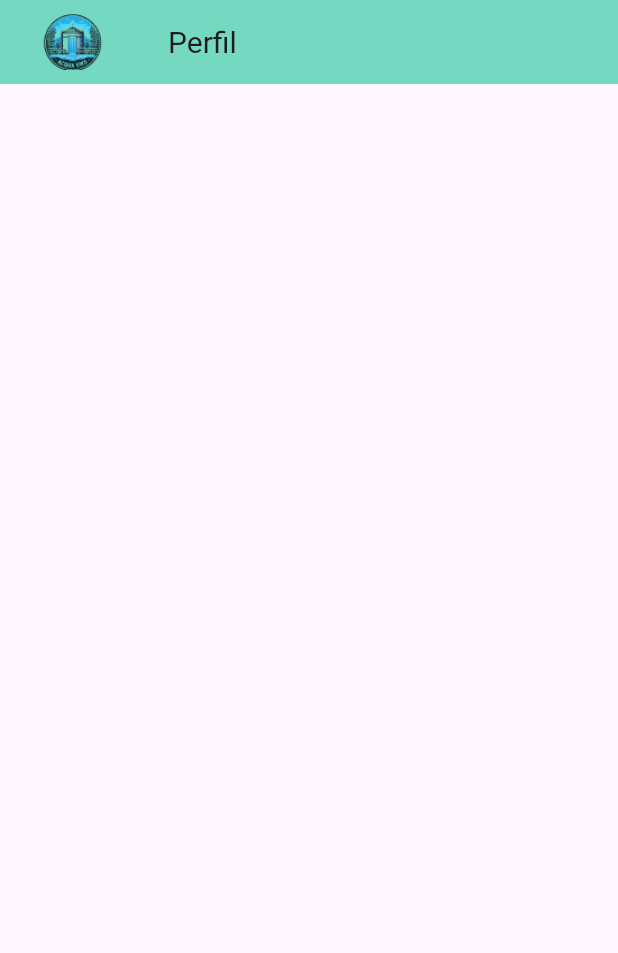
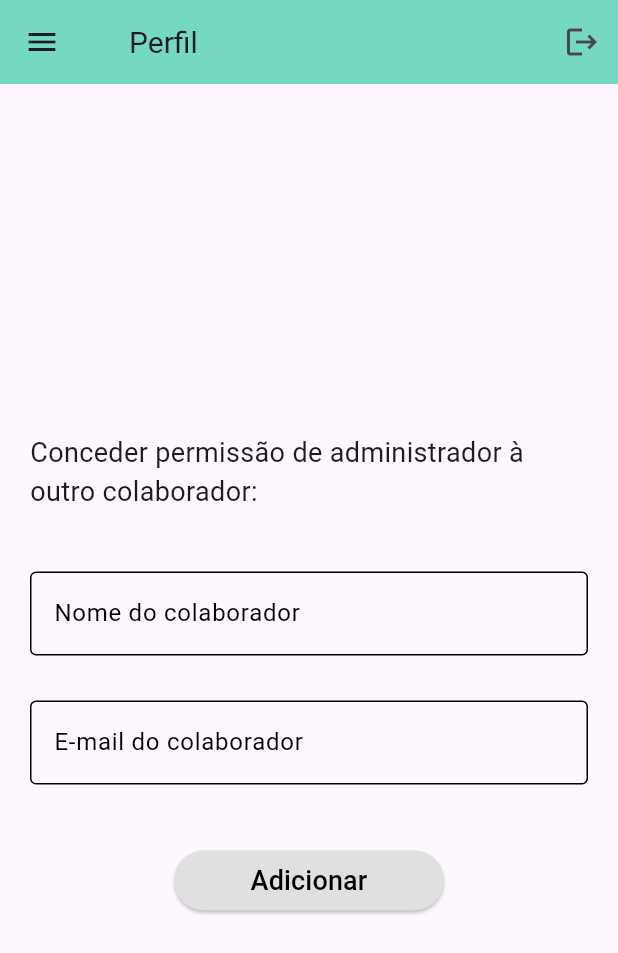
Before and after one commit to GaaDias/PISmartCampus, a Flutter app: the RegisterPage screen opened directly, on a phone screen of 412 x 824 dp. Shown: the top 953 px of the screen. Run offline on Flutter 3.47's test engine with Material 3 defaults, Android fonts, the light colour scheme and no system bars; our stand-ins replace fl_chart; network calls fail.

Commit message:
Update register_page.dart

```diff
--- a/projeto_2024/lib/pages/register_page.dart
+++ b/projeto_2024/lib/pages/register_page.dart
@@ -1,39 +1,165 @@
 import 'package:flutter/material.dart';
 import 'package:projeto_2024/colors/colors.dart';
-
+import 'package:projeto_2024/pages/login_page.dart';
 
 class RegisterPage extends StatelessWidget {
   const RegisterPage({super.key});
 
+  void logoutFunc(BuildContext context) {
+    Navigator.pushReplacement(
+      context,
+      MaterialPageRoute(builder: (context) => const LoginPage()),
+    );
+  }
+
   @override
   Widget build(BuildContext context) {
+    final formKey = GlobalKey<FormState>();
+
     return Scaffold(
       appBar: AppBar(
-        automaticallyImplyLeading: false,
         backgroundColor: azulPadrao,
-        title: Row(
+        titleSpacing: 30,
+        title: const Text('Perfil', style: TextStyle(fontSize: 20)),
+        leading: Builder(
+          builder: (context) => IconButton(
+            icon: const Icon(Icons.menu),
+            onPressed: () => Scaffold.of(context).openDrawer(),
+          ),
+        ),
+        actions: [
+          IconButton(
+            onPressed: () => logoutFunc(context),
+            icon: const Icon(Icons.logout),
+          ),
+        ],
+      ),
+      drawer: Drawer(
+        child: Column(
           children: [
-            Padding(
-              padding: const EdgeInsets.all(8.0),
-              child: Image.asset(
-                'assets/images/LogoApp.png',
-                width: 50,
-                height: 50,
+            SizedBox(
+              height: 110,
+              child: DrawerHeader(
+                decoration: BoxDecoration(color: azulPadrao),
+                child: Center(child: Image.asset('assets/images/LogoApp.png')),
               ),
             ),
-            const Padding (
-                padding: EdgeInsets.all(30.0),
-                child: Text(
-                    'Perfil',
-                    style: TextStyle(
-                        fontSize: 20,
-                    ),
-                ),
-            )
+            SizedBox(
+              height: 50, // Altura fixa para o ListTile
+              child: ListTile(
+                title: const Text('Permissão de ADM'),
+                titleAlignment: ListTileTitleAlignment.center,
+                onTap: () {
+                  Navigator.pop(context);
+                },
+              ),
+            ),
           ],
         ),
       ),
-      body: Container(),
+      body: Row(
+        children: [
+          Expanded(
+            child: Center(
+              child: SingleChildScrollView(
+                child: ConstrainedBox(
+                  constraints: const BoxConstraints(maxWidth: 700),
+                  child: Padding(
+                    padding: const EdgeInsets.all(20.0),
+                    child: Form(
+                      key: formKey,
+                      child: Column(
+                        crossAxisAlignment: CrossAxisAlignment.center,
+                        children: [
+                          const Padding(
+                            padding: EdgeInsets.symmetric(vertical: 20.0),
+                            child: Text(
+                              'Conceder permissão de administrador à outro colaborador:',
+                              style: TextStyle(fontSize: 18),
+                            ),
+                          ),
+                          const SizedBox(height: 20),
+                          SizedBox(
+                            width: double.infinity,
+                            child: TextFormField(
+                              decoration: const InputDecoration(
+                                border: OutlineInputBorder(),
+                                focusedBorder: OutlineInputBorder(borderSide: BorderSide(color: Colors.black)),
+                                enabledBorder: OutlineInputBorder(borderSide: BorderSide(color: Colors.black)),
+                                labelText: 'Nome do colaborador',
+                                labelStyle: TextStyle(color: Colors.black),
+                                floatingLabelStyle: TextStyle(color: Colors.black),
+                              ),
+                              validator: (value) {
+                                if (value == null || value.isEmpty) {
+                                  return 'Por favor, insira o nome do colaborador';
+                                }
+                                return null;
+                              },
+                            ),
+                          ),
+                          const SizedBox(height: 30),
+                          SizedBox(
+                            width: double.infinity,
+                            child: TextFormField(
+                              decoration: const InputDecoration(
+                                border: OutlineInputBorder(),
+                                focusedBorder: OutlineInputBorder(borderSide: BorderSide(color: Colors.black)),
+                                enabledBorder: OutlineInputBorder(borderSide: BorderSide(color: Colors.black)),
+                                labelText: 'E-mail do colaborador',
+                                labelStyle: TextStyle(color: Colors.black),
+                                floatingLabelStyle: TextStyle(color: Colors.black),
+                              ),
+                              validator: (value) {
+                                if (value == null || value.isEmpty) {
+                                  return 'Por favor, insira o e-mail do colaborador';
+                                }
+                                if (!RegExp(r'^[^@]+@[^@]+\.[^@]+').hasMatch(value)) {
+                                  return 'Por favor, insira um e-mail válido';
+                                }
+                                return null;
+                              },
+                            ),
+                          ),
+                          const SizedBox(height: 30),
+                          SizedBox(
+                            width: 180,
+                            child: Padding(
+                              padding: const EdgeInsets.only(top: 10),
+                              child: ElevatedButton(
+                                onPressed: () {
+                                  if (formKey.currentState?.validate() ?? false) {
+
+                                  }
+                                },
+                                style: ButtonStyle(
+                                  backgroundColor: MaterialStateProperty.resolveWith<Color>(
+                                    (Set<MaterialState> states) {
+                                      if (states.contains(MaterialState.hovered)) {
+                                        return Colors.grey[500]!;
+                                      }
+                                      return Colors.grey[300]!;
+                                    },
+                                  ),
+                                ),
+                                child: const Text(
+                                  'Adicionar',
+                                  style: TextStyle(fontSize: 18, color: Colors.black),
+                                  textAlign: TextAlign.center,
+                                ),
+                              ),
+                            ),
+                          ),
+                        ],
+                      ),
+                    ),
+                  ),
+                ),
+              ),
+            ),
+          ),
+        ],
+      ),
     );
   }
 }
```
